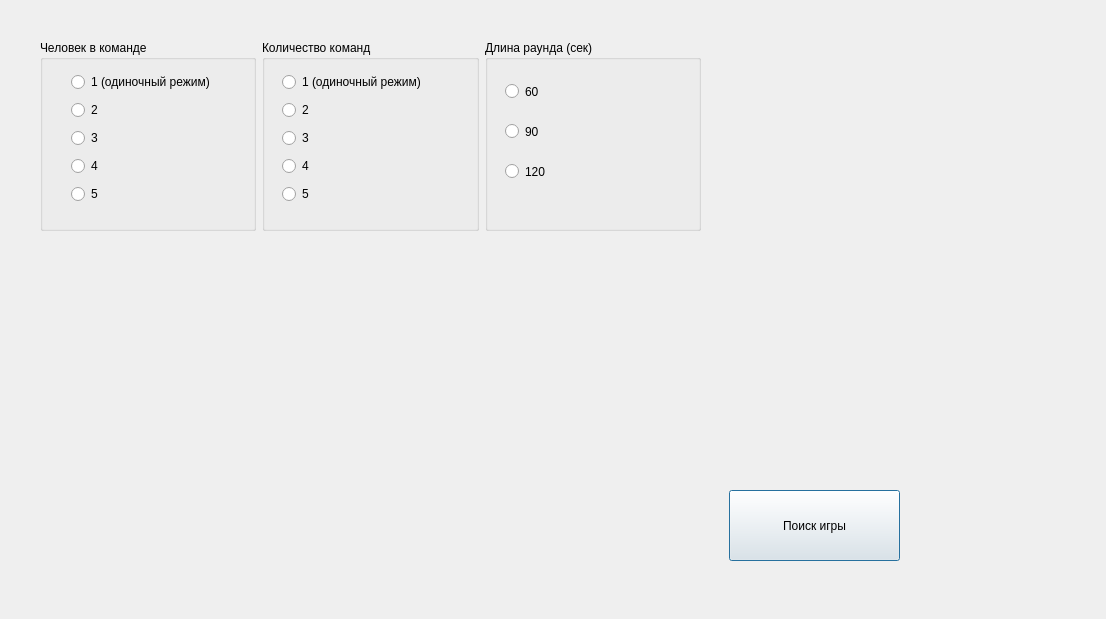
superAIyah/Alias_project, file GUI/window_configs/src/configwindow.ui: the form before one commit.
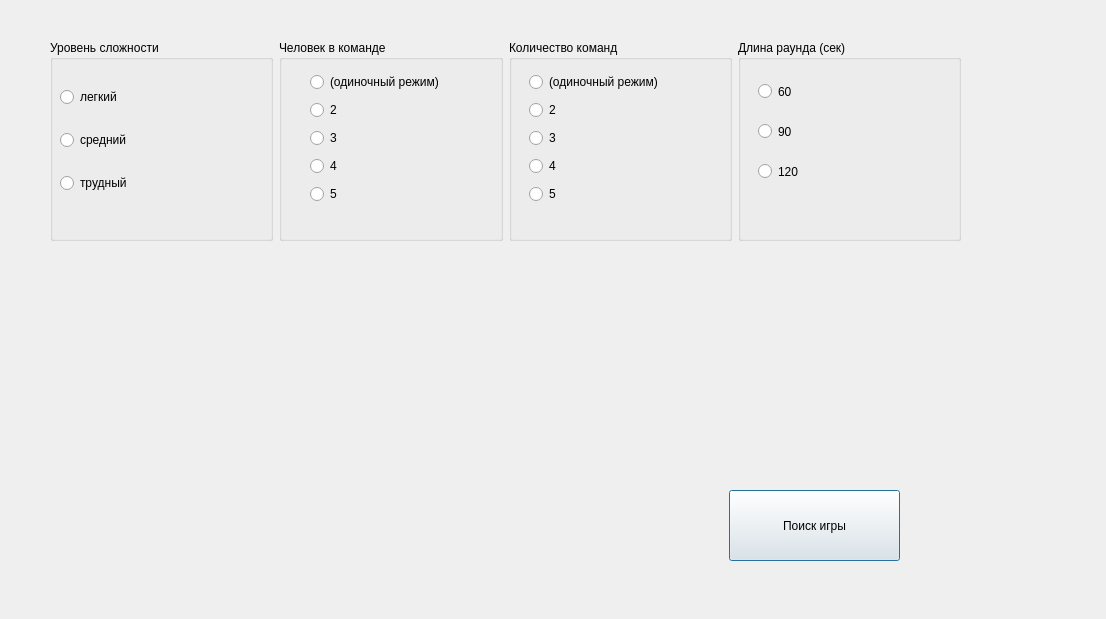
The form after the commit.

Commit message: auth and settings work now

```diff
--- a/GUI/window_configs/src/configwindow.ui
+++ b/GUI/window_configs/src/configwindow.ui
@@ -29,13 +29,59 @@
   <widget class="QWidget" name="">
    <property name="geometry">
     <rect>
-     <x>40</x>
+     <x>50</x>
      <y>40</y>
-     <width>661</width>
-     <height>191</height>
+     <width>911</width>
+     <height>201</height>
     </rect>
    </property>
    <layout class="QHBoxLayout" name="horizontalLayout_2">
+    <item>
+     <widget class="QGroupBox" name="BoxMode">
+      <property name="minimumSize">
+       <size>
+        <width>100</width>
+        <height>0</height>
+       </size>
+      </property>
+      <property name="title">
+       <string>Уровень сложности</string>
+      </property>
+      <widget class="QWidget" name="layoutWidget_2">
+       <property name="geometry">
+        <rect>
+         <x>10</x>
+         <y>30</y>
+         <width>183</width>
+         <height>141</height>
+        </rect>
+       </property>
+       <layout class="QVBoxLayout" name="verticalLayout_2">
+        <item>
+         <widget class="QRadioButton" name="d1">
+          <property name="text">
+           <string>легкий</string>
+          </property>
+         </widget>
+        </item>
+        <item>
+         <widget class="QRadioButton" name="d2">
+          <property name="text">
+           <string>средний</string>
+          </property>
+         </widget>
+        </item>
+        <item>
+         <widget class="QRadioButton" name="d3">
+          <property name="text">
+           <string>трудный</string>
+          </property>
+         </widget>
+        </item>
+       </layout>
+      </widget>
+     </widget>
+    </item>
     <item>
      <widget class="QGroupBox" name="BoxTeamSz">
       <property name="minimumSize">
@@ -60,7 +106,7 @@
         <item>
          <widget class="QRadioButton" name="c1">
           <property name="text">
-           <string>1 (одиночный режим)</string>
+           <string>(одиночный режим)</string>
           </property>
          </widget>
         </item>
@@ -120,7 +166,7 @@
         <item>
          <widget class="QRadioButton" name="b1">
           <property name="text">
-           <string>1 (одиночный режим)</string>
+           <string>(одиночный режим)</string>
           </property>
          </widget>
         </item>
```
Left out of the diff: 1 changed line with no effect on the pictures. The commit also changes 2 other files.
